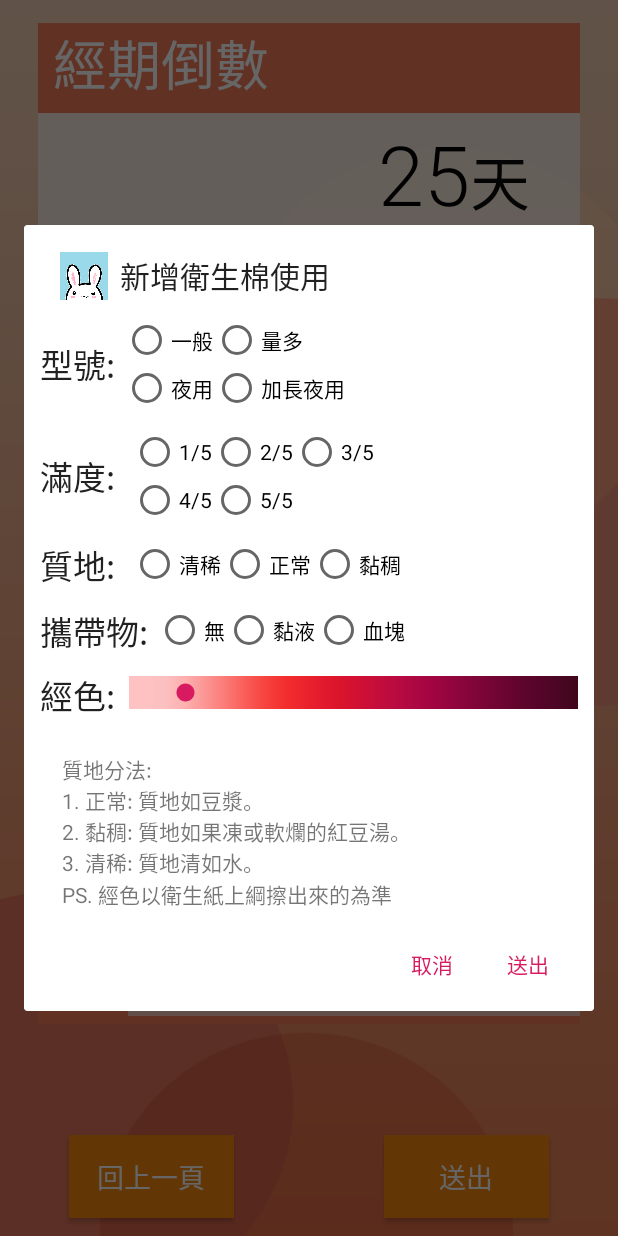
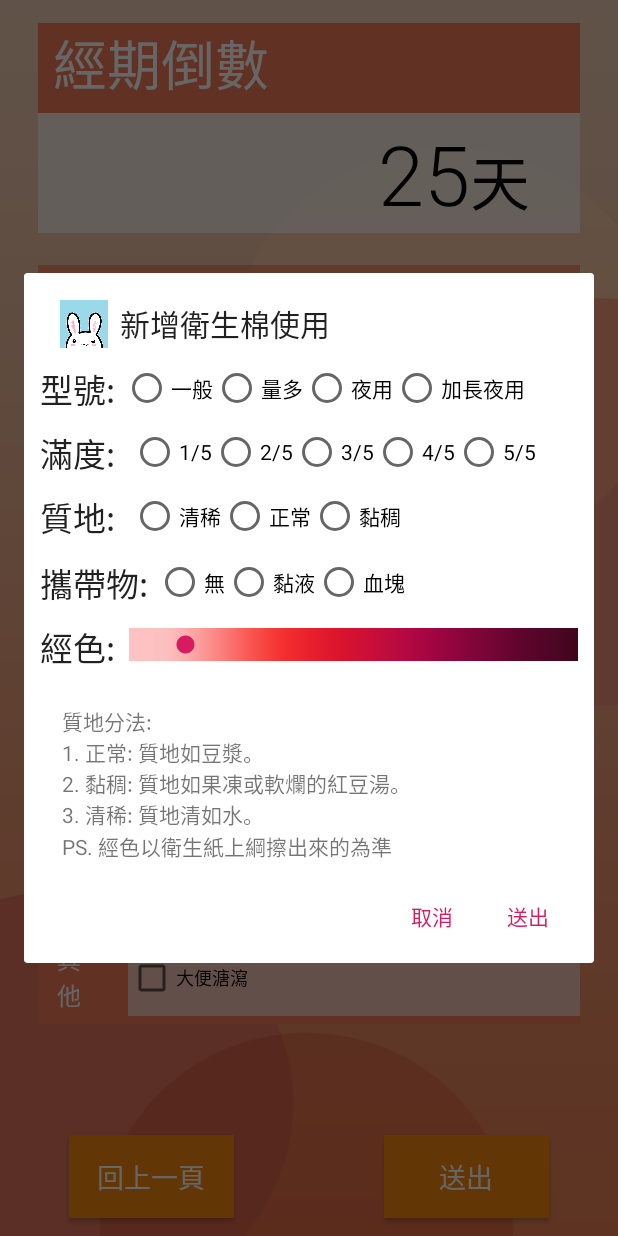
Before and after one commit to apple310565/Women-s-Health-APP, an Android app: the MainActivity screen opened directly, with no data from a screen before it, after a tap on "新增衛生棉使用", on a phone screen of 412 x 824 dp. Run offline under Robolectric (Android 15) with nearby library versions, the phone set to English and light mode, and no system bars.

Commit message:
之前的出問題了，以後用這個 2020/10/29: 更新乳病辨證等，只剩任生病還沒做 2020/11/05: 更新健康資訊站內容，為穴道按摩新增超連結功能 2020/11/06: 新增辨證紀錄查詢功能，已完成資料儲存與外頁顯示，內頁吃完晚餐回來再繼續 2020/11/06: 紀錄查詢功能內頁完成。 2020/11/07: 增加記錄頁面和健康資訊站的連動。

```diff
--- a/app/src/main/java/flag/com/gooood1/StdDBHelper.java
+++ b/app/src/main/java/flag/com/gooood1/StdDBHelper.java
@@ -64,6 +64,7 @@ public class StdDBHelper extends SQLiteOpenHelper {
         db.execSQL("create table geni_sym(name Text primary key,A1 Text,A2 Text,A3 Text,A4 Text,A5 Text)");/*前陰疾病*/
         db.execSQL("create table post_sym(name Text primary key,A1 Text,A2 Text,A3 Text,A4 Text,A5 Text)");/*產後病*/
         db.execSQL("create table gest_sym(name Text primary key,A1 Text,A2 Text,A3 Text,A4 Text,A5 Text)");/*妊娠病*/
+        db.execSQL("create table men_sym2(name Text primary key,A1 Text,A2 Text,A3 Text,A4 Text,A5 Text)");/*月經病使用原證候*/
 
         /*歷史查詢*/
         db.execSQL("create table history(id int primary key,main Text,sym Text,date Text,ans Text,note Text)");
--- a/app/src/main/res/layout/tampon.xml
+++ b/app/src/main/res/layout/tampon.xml
@@ -40,16 +40,6 @@
                         android:layout_height="wrap_content"
                         android:orientation="horizontal">
 
-                        <LinearLayout
-                            android:layout_width="match_parent"
-                            android:layout_height="wrap_content"
-                            android:orientation="vertical">
-
-                            <LinearLayout
-                                android:layout_width="match_parent"
-                                android:layout_height="wrap_content"
-                                android:orientation="horizontal">
-
                         <RadioButton
                             android:id="@+id/radioButton"
                             android:layout_width="wrap_content"
@@ -62,14 +52,6 @@
                             android:layout_height="wrap_content"
                             android:text="量多" />
 
-
-                            </LinearLayout>
-
-                            <LinearLayout
-                                android:layout_width="match_parent"
-                                android:layout_height="wrap_content"
-                                android:orientation="horizontal">
-
                         <RadioButton
                             android:id="@+id/radioButton3"
                             android:layout_width="wrap_content"
@@ -81,8 +63,6 @@
                             android:layout_width="wrap_content"
                             android:layout_height="wrap_content"
                             android:text="加長夜用 " />
-                            </LinearLayout>
-                        </LinearLayout>
 
 
                     </RadioGroup>
@@ -108,16 +88,6 @@
                         android:layout_height="wrap_content"
                         android:orientation="horizontal">
 
-                        <LinearLayout
-                            android:layout_width="match_parent"
-                            android:layout_height="wrap_content"
-                            android:orientation="vertical">
-
-                            <LinearLayout
-                                android:layout_width="match_parent"
-                                android:layout_height="wrap_content"
-                                android:orientation="horizontal">
-
                         <RadioButton
                             android:id="@+id/full1"
                             android:layout_width="wrap_content"
@@ -135,13 +105,6 @@
                             android:layout_width="wrap_content"
                             android:layout_height="wrap_content"
                             android:text="3/5" />
-                            </LinearLayout>
-
-                            <LinearLayout
-                                android:layout_width="match_parent"
-                                android:layout_height="wrap_content"
-                                android:orientation="horizontal">
-
 
                         <RadioButton
                             android:id="@+id/full4"
@@ -154,8 +117,7 @@
                             android:layout_width="wrap_content"
                             android:layout_height="wrap_content"
                             android:text="5/5" />
-                            </LinearLayout>
-                        </LinearLayout>
+
                     </RadioGroup>
                 </LinearLayout>
 
```
Also changed, not shown: app/src/main/assets/rr2.csv (added, +77 -0 lines), app/src/main/java/flag/com/gooood1/MainActivity.java (+4 -3 lines), app/src/main/java/flag/com/gooood1/home.java (+22 -0 lines), app/src/main/java/flag/com/gooood1/men_sym.java (+6 -1 lines), app/src/main/java/flag/com/gooood1/sym_search.java (+15 -0 lines), app/src/main/res/layout/activity_sym_search.xml (+21 -0 lines). Lines whose indentation alone changed are shown as unchanged.
